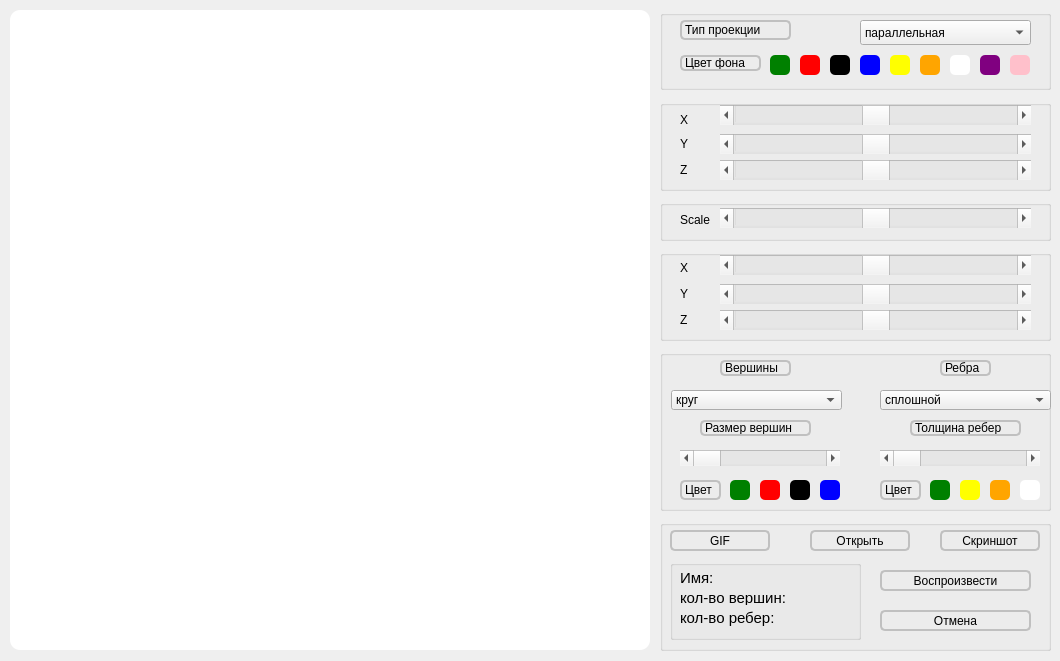
fatkheev/3DViewer, file src/front/mainwindow.ui: the form before one commit.
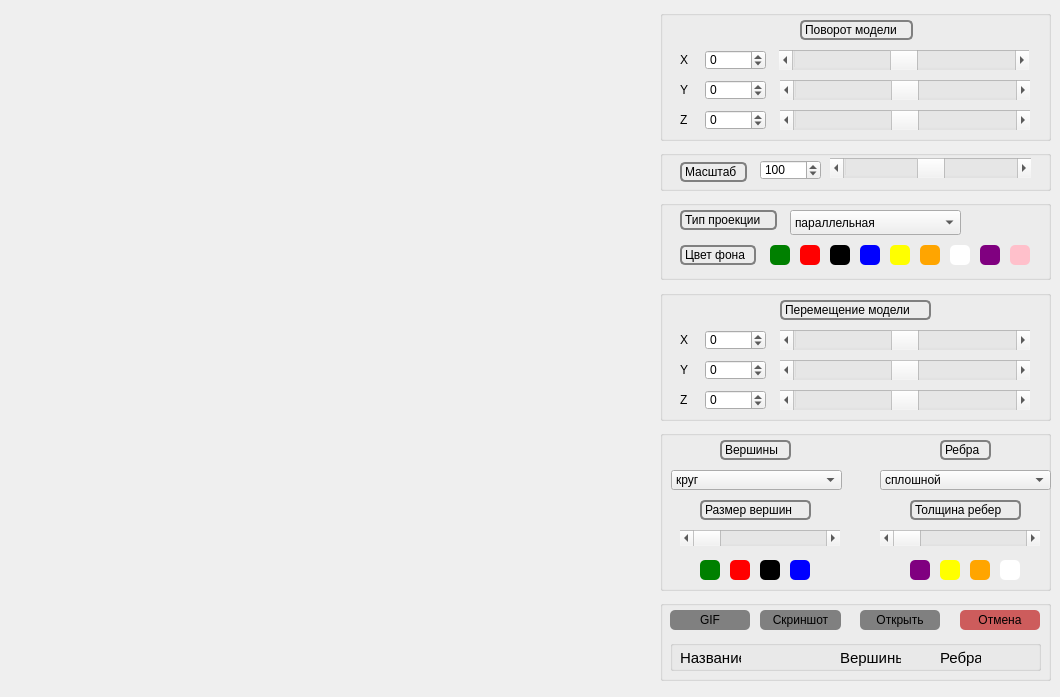
The form after the commit. Custom widgets are drawn as their Qt base class.

The edit to the form file:
```diff
--- a/src/front/mainwindow.ui
+++ b/src/front/mainwindow.ui
@@ -7,7 +7,7 @@
     <x>0</x>
     <y>0</y>
     <width>1060</width>
-    <height>661</height>
+    <height>697</height>
    </rect>
   </property>
   <property name="windowTitle">
@@ -20,11 +20,11 @@
       <x>10</x>
       <y>10</y>
       <width>640</width>
-      <height>640</height>
+      <height>671</height>
      </rect>
     </property>
     <property name="styleSheet">
-     <string notr="true">background-color: white;
+     <string notr="true">
 border-radius: 10px;</string>
     </property>
    </widget>
@@ -32,7 +32,7 @@
     <property name="geometry">
      <rect>
       <x>660</x>
-      <y>10</y>
+      <y>200</y>
       <width>391</width>
       <height>80</height>
      </rect>
@@ -43,7 +43,7 @@
     <widget class="QComboBox" name="comboBox">
      <property name="geometry">
       <rect>
-       <x>200</x>
+       <x>130</x>
        <y>10</y>
        <width>171</width>
        <height>25</height>
@@ -65,12 +65,12 @@
       <rect>
        <x>20</x>
        <y>10</y>
-       <width>111</width>
+       <width>97</width>
        <height>20</height>
       </rect>
      </property>
      <property name="styleSheet">
-      <string notr="true">border: 2px solid silver; 
+      <string notr="true">border: 2px solid grey; 
 border-radius: 5px;</string>
      </property>
      <property name="text">
@@ -82,12 +82,12 @@
       <rect>
        <x>20</x>
        <y>45</y>
-       <width>81</width>
-       <height>16</height>
+       <width>76</width>
+       <height>20</height>
       </rect>
      </property>
      <property name="styleSheet">
-      <string>border: 2px solid silver; 
+      <string>border: 2px solid grey; 
 border-radius: 5px;</string>
      </property>
      <property name="text">
@@ -306,7 +306,7 @@
     <property name="geometry">
      <rect>
       <x>660</x>
-      <y>350</y>
+      <y>430</y>
       <width>391</width>
       <height>161</height>
      </rect>
@@ -353,11 +353,11 @@
        <x>280</x>
        <y>10</y>
        <width>51</width>
-       <height>16</height>
+       <height>20</height>
       </rect>
      </property>
      <property name="styleSheet">
-      <string notr="true">border: 2px solid silver; 
+      <string notr="true">border: 2px solid grey; 
 border-radius: 5px;</string>
      </property>
      <property name="text">
@@ -370,45 +370,28 @@
        <x>250</x>
        <y>70</y>
        <width>111</width>
-       <height>16</height>
+       <height>20</height>
       </rect>
      </property>
      <property name="styleSheet">
-      <string notr="true">border: 2px solid silver; 
+      <string notr="true">border: 2px solid grey; 
 border-radius: 5px;</string>
      </property>
      <property name="text">
       <string>Толщина ребер</string>
      </property>
     </widget>
-    <widget class="QLabel" name="label_7">
-     <property name="geometry">
-      <rect>
-       <x>220</x>
-       <y>130</y>
-       <width>41</width>
-       <height>20</height>
-      </rect>
-     </property>
-     <property name="styleSheet">
-      <string>border: 2px solid silver; 
-border-radius: 5px;</string>
-     </property>
-     <property name="text">
-      <string>Цвет </string>
-     </property>
-    </widget>
     <widget class="QLabel" name="label_4">
      <property name="geometry">
       <rect>
        <x>60</x>
        <y>10</y>
        <width>71</width>
-       <height>16</height>
+       <height>20</height>
       </rect>
      </property>
      <property name="styleSheet">
-      <string notr="true">border: 2px solid silver; 
+      <string notr="true">border: 2px solid grey; 
 border-radius: 5px;</string>
      </property>
      <property name="text">
@@ -446,34 +429,17 @@
        <x>40</x>
        <y>70</y>
        <width>111</width>
-       <height>16</height>
+       <height>20</height>
       </rect>
      </property>
      <property name="styleSheet">
-      <string notr="true">border: 2px solid silver; 
+      <string notr="true">border: 2px solid grey; 
 border-radius: 5px;</string>
      </property>
      <property name="text">
       <string>Размер вершин</string>
      </property>
     </widget>
-    <widget class="QLabel" name="label_19">
-     <property name="geometry">
-      <rect>
-       <x>20</x>
-       <y>130</y>
-       <width>41</width>
-       <height>20</height>
-      </rect>
-     </property>
-     <property name="styleSheet">
-      <string>border: 2px solid silver; 
-border-radius: 5px;</string>
-     </property>
-     <property name="text">
-      <string>Цвет </string>
-     </property>
-    </widget>
     <widget class="QScrollBar" name="horizontalScrollBar_2">
      <property name="geometry">
       <rect>
@@ -490,30 +456,7 @@
     <widget class="QPushButton" name="green_vertex">
      <property name="geometry">
       <rect>
-       <x>70</x>
-       <y>130</y>
-       <width>20</width>
-       <height>20</height>
-      </rect>
-     </property>
-     <property name="styleSheet">
-      <string notr="true"> QPushButton {background-color: green;
-border-radius: 5px;
-}
-
-QPushButton:pressed {
-    background-color: qlineargradient(x1: 0, y1: 0, x2: 0, y2: 1,
-                                      stop: 0 white, stop: 1 gray);
-}</string>
-     </property>
-     <property name="text">
-      <string/>
-     </property>
-    </widget>
-    <widget class="QPushButton" name="green_edge">
-     <property name="geometry">
-      <rect>
-       <x>270</x>
+       <x>40</x>
        <y>130</y>
        <width>20</width>
        <height>20</height>
@@ -536,7 +479,7 @@
     <widget class="QPushButton" name="blue_vertex">
      <property name="geometry">
       <rect>
-       <x>160</x>
+       <x>130</x>
        <y>130</y>
        <width>20</width>
        <height>20</height>
@@ -559,7 +502,7 @@
     <widget class="QPushButton" name="black_vertex">
      <property name="geometry">
       <rect>
-       <x>130</x>
+       <x>100</x>
        <y>130</y>
        <width>20</width>
        <height>20</height>
@@ -582,7 +525,7 @@
     <widget class="QPushButton" name="red_vertex">
      <property name="geometry">
       <rect>
-       <x>100</x>
+       <x>70</x>
        <y>130</y>
        <width>20</width>
        <height>20</height>
@@ -605,7 +548,7 @@
     <widget class="QPushButton" name="orange_edge">
      <property name="geometry">
       <rect>
-       <x>330</x>
+       <x>310</x>
        <y>130</y>
        <width>20</width>
        <height>20</height>
@@ -628,7 +571,7 @@
     <widget class="QPushButton" name="yellow_edge">
      <property name="geometry">
       <rect>
-       <x>300</x>
+       <x>280</x>
        <y>130</y>
        <width>20</width>
        <height>20</height>
@@ -651,7 +594,7 @@
     <widget class="QPushButton" name="white_edge">
      <property name="geometry">
       <rect>
-       <x>360</x>
+       <x>340</x>
        <y>130</y>
        <width>20</width>
        <height>20</height>
@@ -671,14 +614,37 @@
       <string/>
      </property>
     </widget>
+    <widget class="QPushButton" name="purply_edge">
+     <property name="geometry">
+      <rect>
+       <x>250</x>
+       <y>130</y>
+       <width>20</width>
+       <height>20</height>
+      </rect>
+     </property>
+     <property name="styleSheet">
+      <string notr="true"> QPushButton {background-color: Purple;
+border-radius: 5px;
+}
+
+QPushButton:pressed {
+    background-color: qlineargradient(x1: 0, y1: 0, x2: 0, y2: 1,
+                                      stop: 0 white, stop: 1 gray);
+}</string>
+     </property>
+     <property name="text">
+      <string/>
+     </property>
+    </widget>
    </widget>
    <widget class="QGroupBox" name="groupBox_6">
     <property name="geometry">
      <rect>
       <x>660</x>
-      <y>100</y>
+      <y>10</y>
       <width>391</width>
-      <height>91</height>
+      <height>131</height>
      </rect>
     </property>
     <property name="title">
@@ -687,9 +653,9 @@
     <widget class="QScrollBar" name="horizontalScrollBar_x">
      <property name="geometry">
       <rect>
-       <x>60</x>
-       <y>5</y>
-       <width>311</width>
+       <x>119</x>
+       <y>40</y>
+       <width>250</width>
        <height>20</height>
       </rect>
      </property>
@@ -706,9 +672,9 @@
     <widget class="QScrollBar" name="horizontalScrollBar_y">
      <property name="geometry">
       <rect>
-       <x>60</x>
-       <y>34</y>
-       <width>311</width>
+       <x>120</x>
+       <y>70</y>
+       <width>250</width>
        <height>20</height>
       </rect>
      </property>
@@ -725,9 +691,9 @@
     <widget class="QScrollBar" name="horizontalScrollBar_z">
      <property name="geometry">
       <rect>
-       <x>60</x>
-       <y>60</y>
-       <width>311</width>
+       <x>120</x>
+       <y>100</y>
+       <width>250</width>
        <height>20</height>
       </rect>
      </property>
@@ -745,7 +711,7 @@
      <property name="geometry">
       <rect>
        <x>20</x>
-       <y>10</y>
+       <y>40</y>
        <width>21</width>
        <height>20</height>
       </rect>
@@ -758,7 +724,7 @@
      <property name="geometry">
       <rect>
        <x>20</x>
-       <y>60</y>
+       <y>100</y>
        <width>21</width>
        <height>20</height>
       </rect>
@@ -771,7 +737,7 @@
      <property name="geometry">
       <rect>
        <x>20</x>
-       <y>34</y>
+       <y>70</y>
        <width>21</width>
        <height>20</height>
       </rect>
@@ -780,14 +746,62 @@
       <string>Y</string>
      </property>
     </widget>
+    <widget class="QSpinBox" name="spinBox">
+     <property name="geometry">
+      <rect>
+       <x>45</x>
+       <y>40</y>
+       <width>61</width>
+       <height>20</height>
+      </rect>
+     </property>
+     <property name="minimum">
+      <number>-180</number>
+     </property>
+     <property name="maximum">
+      <number>180</number>
+     </property>
+    </widget>
+    <widget class="QSpinBox" name="spinBox_2">
+     <property name="geometry">
+      <rect>
+       <x>45</x>
+       <y>70</y>
+       <width>61</width>
+       <height>20</height>
+      </rect>
+     </property>
+     <property name="minimum">
+      <number>-180</number>
+     </property>
+     <property name="maximum">
+      <number>180</number>
+     </property>
+    </widget>
+    <widget class="QSpinBox" name="spinBox_3">
+     <property name="geometry">
+      <rect>
+       <x>45</x>
+       <y>100</y>
+       <width>61</width>
+       <height>20</height>
+      </rect>
+     </property>
+     <property name="minimum">
+      <number>-180</number>
+     </property>
+     <property name="maximum">
+      <number>180</number>
+     </property>
+    </widget>
    </widget>
    <widget class="QGroupBox" name="groupBox_7">
     <property name="geometry">
      <rect>
       <x>660</x>
-      <y>250</y>
+      <y>290</y>
       <width>391</width>
-      <height>91</height>
+      <height>131</height>
      </rect>
     </property>
     <property name="title">
@@ -796,9 +810,9 @@
     <widget class="QScrollBar" name="moveScrollBar_x">
      <property name="geometry">
       <rect>
-       <x>60</x>
-       <y>5</y>
-       <width>311</width>
+       <x>120</x>
+       <y>40</y>
+       <width>250</width>
        <height>20</height>
       </rect>
      </property>
@@ -818,9 +832,9 @@
     <widget class="QScrollBar" name="moveScrollBar_y">
      <property name="geometry">
       <rect>
-       <x>60</x>
-       <y>34</y>
-       <width>311</width>
+       <x>120</x>
+       <y>70</y>
+       <width>250</width>
        <height>20</height>
       </rect>
      </property>
@@ -840,9 +854,9 @@
     <widget class="QScrollBar" name="moveScrollBar_z">
      <property name="geometry">
       <rect>
-       <x>60</x>
-       <y>60</y>
-       <width>311</width>
+       <x>120</x>
+       <y>100</y>
+       <width>250</width>
        <height>20</height>
       </rect>
      </property>
@@ -863,7 +877,7 @@
      <property name="geometry">
       <rect>
        <x>20</x>
-       <y>8</y>
+       <y>40</y>
        <width>21</width>
        <height>20</height>
       </rect>
@@ -876,7 +890,7 @@
      <property name="geometry">
       <rect>
        <x>20</x>
-       <y>60</y>
+       <y>100</y>
        <width>21</width>
        <height>20</height>
       </rect>
@@ -889,7 +903,7 @@
      <property name="geometry">
       <rect>
        <x>20</x>
-       <y>34</y>
+       <y>70</y>
        <width>21</width>
        <height>20</height>
       </rect>
@@ -898,12 +912,77 @@
       <string>Y</string>
      </property>
     </widget>
+    <widget class="QSpinBox" name="spinBox_7">
+     <property name="geometry">
+      <rect>
+       <x>45</x>
+       <y>70</y>
+       <width>61</width>
+       <height>20</height>
+      </rect>
+     </property>
+     <property name="minimum">
+      <number>-180</number>
+     </property>
+     <property name="maximum">
+      <number>180</number>
+     </property>
+    </widget>
+    <widget class="QSpinBox" name="spinBox_5">
+     <property name="geometry">
+      <rect>
+       <x>45</x>
+       <y>100</y>
+       <width>61</width>
+       <height>20</height>
+      </rect>
+     </property>
+     <property name="minimum">
+      <number>-180</number>
+     </property>
+     <property name="maximum">
+      <number>180</number>
+     </property>
+    </widget>
+    <widget class="QSpinBox" name="spinBox_6">
+     <property name="geometry">
+      <rect>
+       <x>45</x>
+       <y>40</y>
+       <width>61</width>
+       <height>20</height>
+      </rect>
+     </property>
+     <property name="minimum">
+      <number>-180</number>
+     </property>
+     <property name="maximum">
+      <number>180</number>
+     </property>
+    </widget>
+    <widget class="QLabel" name="label_7">
+     <property name="geometry">
+      <rect>
+       <x>120</x>
+       <y>10</y>
+       <width>151</width>
+       <height>20</height>
+      </rect>
+     </property>
+     <property name="styleSheet">
+      <string notr="true">border: 2px solid grey; 
+border-radius: 5px;</string>
+     </property>
+     <property name="text">
+      <string>Перемещение модели</string>
+     </property>
+    </widget>
    </widget>
    <widget class="QGroupBox" name="groupBox_8">
     <property name="geometry">
      <rect>
       <x>660</x>
-      <y>200</y>
+      <y>150</y>
       <width>391</width>
       <height>41</height>
      </rect>
@@ -914,9 +993,9 @@
     <widget class="QScrollBar" name="ScrollBar_scale">
      <property name="geometry">
       <rect>
-       <x>60</x>
+       <x>170</x>
        <y>8</y>
-       <width>311</width>
+       <width>201</width>
        <height>20</height>
       </rect>
      </property>
@@ -927,13 +1006,13 @@
       <number>0</number>
      </property>
      <property name="maximum">
-      <number>180</number>
+      <number>200</number>
      </property>
      <property name="singleStep">
       <number>1</number>
      </property>
      <property name="value">
-      <number>90</number>
+      <number>100</number>
      </property>
      <property name="orientation">
       <enum>Qt::Horizontal</enum>
@@ -944,12 +1023,35 @@
       <rect>
        <x>20</x>
        <y>12</y>
-       <width>41</width>
-       <height>16</height>
+       <width>67</width>
+       <height>20</height>
       </rect>
      </property>
+     <property name="styleSheet">
+      <string notr="true">border: 2px solid grey; 
+border-radius: 5px;</string>
+     </property>
      <property name="text">
-      <string>Scale</string>
+      <string>Масштаб</string>
+     </property>
+    </widget>
+    <widget class="QSpinBox" name="spinBox_4">
+     <property name="geometry">
+      <rect>
+       <x>100</x>
+       <y>10</y>
+       <width>61</width>
+       <height>20</height>
+      </rect>
+     </property>
+     <property name="minimum">
+      <number>0</number>
+     </property>
+     <property name="maximum">
+      <number>200</number>
+     </property>
+     <property name="value">
+      <number>100</number>
      </property>
     </widget>
    </widget>
@@ -957,9 +1059,9 @@
     <property name="geometry">
      <rect>
       <x>660</x>
-      <y>520</y>
+      <y>600</y>
       <width>391</width>
-      <height>131</height>
+      <height>81</height>
      </rect>
     </property>
     <property name="title">
@@ -968,21 +1070,23 @@
     <widget class="QPushButton" name="pushButton_27">
      <property name="geometry">
       <rect>
-       <x>220</x>
-       <y>90</y>
-       <width>151</width>
-       <height>21</height>
+       <x>300</x>
+       <y>10</y>
+       <width>80</width>
+       <height>20</height>
       </rect>
      </property>
      <property name="styleSheet">
       <string notr="true">QPushButton {
-border: 2px solid silver; 
+   background-color: #CD5C5C;
 border-radius: 5px;
 }
+
 QPushButton:pressed {
-    background-color: qlineargradient(x1: 0, y1: 0, x2: 0, y2: 1,
-                                      stop: 0 white, stop: 1 gray);
-}</string>
+    background-color: #1E90FF;
+
+}
+</string>
      </property>
      <property name="text">
       <string>Отмена</string>
@@ -993,8 +1097,8 @@
       <rect>
        <x>10</x>
        <y>40</y>
-       <width>191</width>
-       <height>80</height>
+       <width>371</width>
+       <height>31</height>
       </rect>
      </property>
      <property name="title">
@@ -1005,7 +1109,7 @@
        <rect>
         <x>10</x>
         <y>10</y>
-        <width>58</width>
+        <width>61</width>
         <height>16</height>
        </rect>
       </property>
@@ -1015,16 +1119,16 @@
        </font>
       </property>
       <property name="text">
-       <string>Имя:</string>
+       <string>Название:</string>
       </property>
      </widget>
      <widget class="QLabel" name="label_18">
       <property name="geometry">
        <rect>
-        <x>10</x>
-        <y>30</y>
-        <width>131</width>
-        <height>15</height>
+        <x>170</x>
+        <y>10</y>
+        <width>61</width>
+        <height>16</height>
        </rect>
       </property>
       <property name="font">
@@ -1033,15 +1137,15 @@
        </font>
       </property>
       <property name="text">
-       <string>кол-во вершин:</string>
+       <string>Вершины:</string>
       </property>
      </widget>
      <widget class="QLabel" name="label_17">
       <property name="geometry">
        <rect>
-        <x>10</x>
-        <y>50</y>
-        <width>131</width>
+        <x>270</x>
+        <y>10</y>
+        <width>41</width>
         <height>16</height>
        </rect>
       </property>
@@ -1051,18 +1155,26 @@
        </font>
       </property>
       <property name="text">
-       <string>кол-во ребер:</string>
+       <string>Ребра:</string>
       </property>
      </widget>
      <widget class="QLabel" name="label_name">
       <property name="geometry">
        <rect>
-        <x>100</x>
+        <x>70</x>
         <y>10</y>
-        <width>81</width>
+        <width>91</width>
         <height>16</height>
        </rect>
       </property>
+      <property name="font">
+       <font>
+        <pointsize>10</pointsize>
+       </font>
+      </property>
+      <property name="styleSheet">
+       <string notr="true"/>
+      </property>
       <property name="text">
        <string/>
       </property>
@@ -1070,12 +1182,20 @@
      <widget class="QLabel" name="label_V">
       <property name="geometry">
        <rect>
-        <x>100</x>
-        <y>30</y>
-        <width>81</width>
+        <x>230</x>
+        <y>10</y>
+        <width>40</width>
         <height>16</height>
        </rect>
       </property>
+      <property name="font">
+       <font>
+        <pointsize>10</pointsize>
+       </font>
+      </property>
+      <property name="styleSheet">
+       <string notr="true"/>
+      </property>
       <property name="text">
        <string/>
       </property>
@@ -1083,12 +1203,20 @@
      <widget class="QLabel" name="label_F">
       <property name="geometry">
        <rect>
-        <x>100</x>
-        <y>50</y>
-        <width>81</width>
+        <x>320</x>
+        <y>10</y>
+        <width>40</width>
         <height>16</height>
        </rect>
       </property>
+      <property name="font">
+       <font>
+        <pointsize>10</pointsize>
+       </font>
+      </property>
+      <property name="styleSheet">
+       <string notr="true"/>
+      </property>
       <property name="text">
        <string/>
       </property>
@@ -1097,21 +1225,23 @@
     <widget class="QPushButton" name="pushButton_22">
      <property name="geometry">
       <rect>
-       <x>280</x>
+       <x>100</x>
        <y>10</y>
-       <width>100</width>
-       <height>21</height>
+       <width>81</width>
+       <height>20</height>
       </rect>
      </property>
      <property name="styleSheet">
       <string notr="true">QPushButton {
-border: 2px solid silver; 
+   background-color: #808080;
 border-radius: 5px;
 }
+
 QPushButton:pressed {
-    background-color: qlineargradient(x1: 0, y1: 0, x2: 0, y2: 1,
-                                      stop: 0 white, stop: 1 gray);
-}</string>
+    background-color: #1E90FF;
+
+}
+</string>
      </property>
      <property name="text">
       <string>Скриншот</string>
@@ -1122,71 +1252,69 @@
       <rect>
        <x>10</x>
        <y>10</y>
-       <width>100</width>
-       <height>21</height>
+       <width>80</width>
+       <height>20</height>
       </rect>
      </property>
      <property name="styleSheet">
       <string notr="true">QPushButton {
-border: 2px solid silver; 
+   background-color: #808080;
 border-radius: 5px;
 }
+
 QPushButton:pressed {
-    background-color: qlineargradient(x1: 0, y1: 0, x2: 0, y2: 1,
-                                      stop: 0 white, stop: 1 gray);
-}</string>
+    background-color: #1E90FF;
+
+}
+</string>
      </property>
      <property name="text">
       <string>GIF</string>
      </property>
     </widget>
-    <widget class="QPushButton" name="pushButton_26">
-     <property name="geometry">
-      <rect>
-       <x>220</x>
-       <y>50</y>
-       <width>151</width>
-       <height>21</height>
-      </rect>
-     </property>
-     <property name="styleSheet">
-      <string notr="true">QPushButton {
-border: 2px solid silver; 
-border-radius: 5px;
-}
-QPushButton:pressed {
-    background-color: qlineargradient(x1: 0, y1: 0, x2: 0, y2: 1,
-                                      stop: 0 white, stop: 1 gray);
-}</string>
-     </property>
-     <property name="text">
-      <string>Воспроизвести</string>
-     </property>
-    </widget>
     <widget class="QPushButton" name="pushButton_15">
      <property name="geometry">
       <rect>
-       <x>150</x>
+       <x>200</x>
        <y>10</y>
-       <width>100</width>
-       <height>21</height>
+       <width>80</width>
+       <height>20</height>
       </rect>
      </property>
      <property name="styleSheet">
       <string notr="true">QPushButton {
-border: 2px solid silver; 
+   background-color: #808080;
 border-radius: 5px;
 }
+
 QPushButton:pressed {
-    background-color: qlineargradient(x1: 0, y1: 0, x2: 0, y2: 1,
-                                      stop: 0 white, stop: 1 gray);
-}</string>
+    background-color: #1E90FF;
+
+}
+</string>
      </property>
      <property name="text">
       <string>Открыть</string>
      </property>
     </widget>
    </widget>
+   <widget class="QLabel" name="label_14">
+    <property name="geometry">
+     <rect>
+      <x>800</x>
+      <y>20</y>
+      <width>113</width>
+      <height>20</height>
+     </rect>
+    </property>
+    <property name="styleSheet">
+     <string notr="true">border: 2px solid grey; 
+border-radius: 5px;</string>
+    </property>
+    <property name="text">
+     <string>Поворот модели</string>
+    </property>
+   </widget>
   </widget>
  </widget>
  <customwidgets>
```
Left out of the diff: 6 changed lines with no effect on the pictures.
